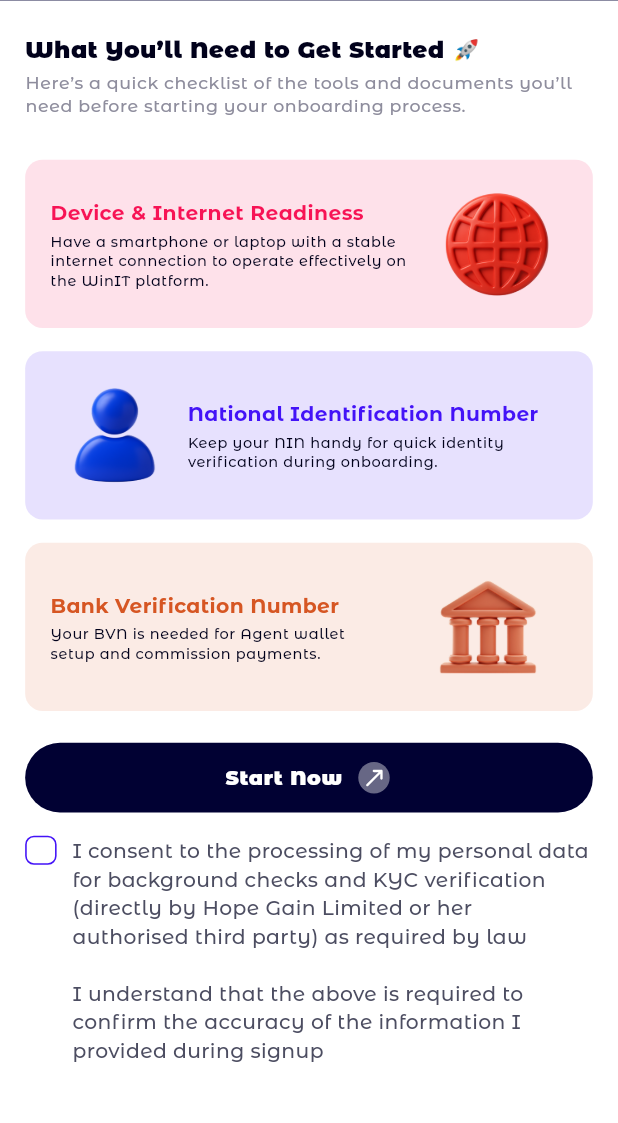
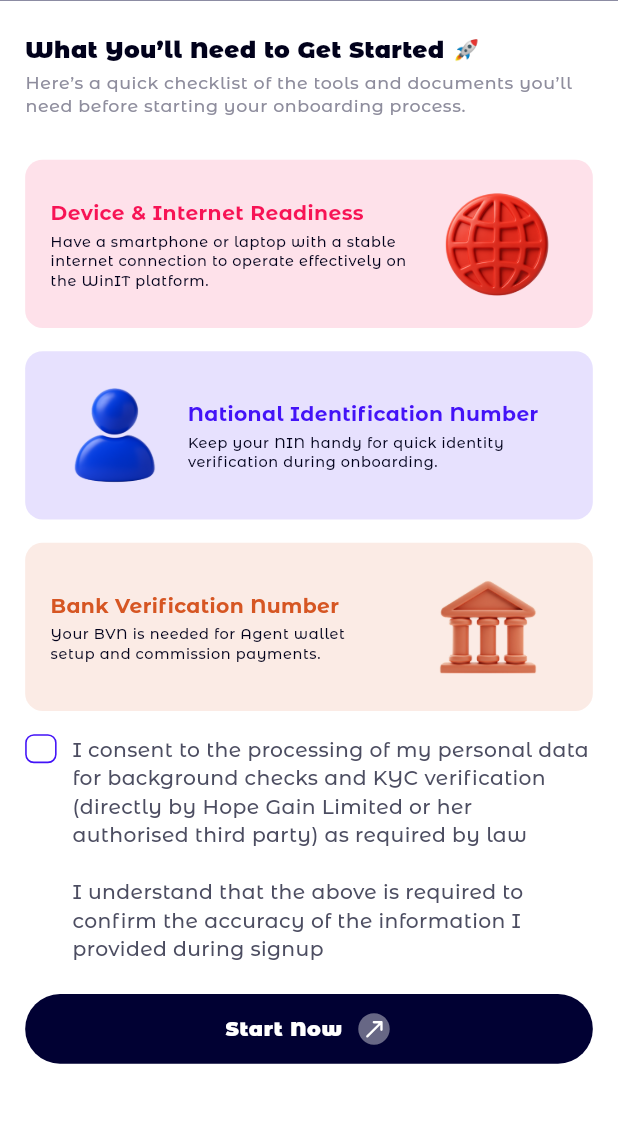
Before and after one commit to sbscphp/winit-agent-mobile, a Flutter app: the RegistrationRequirements screen opened directly, on a phone screen of 412 x 824 dp, the part 104-1227 px from its top. Run offline on Flutter 3.47's test engine with Material 3 defaults, Android fonts, the phone set to English and light mode, and no system bars; our stand-ins replace animate_do, another_flushbar, cached_network_image, card_swiper, dio, file_picker and 19 more; missing offline and left inert: auto_size_text_plus, local_auth_android, local_auth_darwin, webview_flutter_android, webview_flutter_wkwebview; accounts and stored records are empty; project files that could hold a hidden picture were left out.

Commit message:
minor UI mods

```diff
--- a/lib/ui/pages/onboarding/registration_requirements.dart
+++ b/lib/ui/pages/onboarding/registration_requirements.dart
@@ -31,7 +31,8 @@ class _RegistrationRequirementsState extends State<RegistrationRequirements> {
         context: context,
         title: 'WinIt Agent Account Setup',
       ),
-      body: SingleChildScrollView(
+      body: SafeArea(
+        child: SingleChildScrollView(
           padding: EdgeInsets.symmetric(
             horizontal: AppDimension.paddingLeft,
             vertical: 22.h
@@ -69,14 +70,6 @@ class _RegistrationRequirementsState extends State<RegistrationRequirements> {
                   assetHeight: 84.h,
                   assetWidth: 93.41.w
               ),
-            SizedBox(height: 22.h,),
-            CustomButton(
-                buttonText: 'Start Now',
-                suffixIcon: AppAsset.chevronTopRight,
-                onPressed: () async{
-                  pushNavigation(context: context, widget: const CreateAccount(), routeName: NamedRoutes.createAccount);
-                }
-            ),
               SizedBox(height: 16.h,),
               Row(
                 crossAxisAlignment: CrossAxisAlignment.start,
@@ -99,11 +92,20 @@ class _RegistrationRequirementsState extends State<RegistrationRequirements> {
                     ),
                   ),
                 ],
-            )
+              ),
+              SizedBox(height: 22.h,),
+              CustomButton(
+                  buttonText: 'Start Now',
+                  suffixIcon: AppAsset.chevronTopRight,
+                  onPressed: () async{
+                    pushNavigation(context: context, widget: const CreateAccount(), routeName: NamedRoutes.createAccount);
+                  }
+              ),
 
 
 
             ],
+          ),
         ),
       ),
     );
```
Lines whose indentation alone changed are shown as unchanged.
